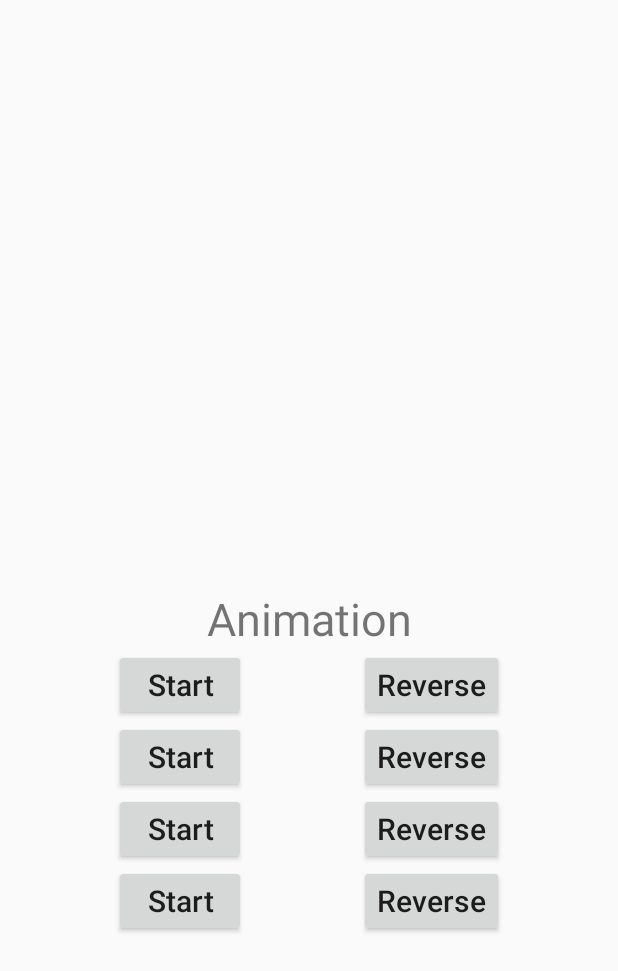
After one commit to coder-xiaoshuai/GitLearingDemo, an Android app: the layout activity_dsl_test2.xml on its own in the app's theme, with its tools: preview values and no code run, on a phone screen of 412 x 824 dp. The commit adds this screen. Shown: the top 971 px of the screen. Run offline under Robolectric (Android 15) with nearby library versions, the phone set to English and light mode, and no system bars.

Commit message:
ConstraintLayout学习 kotlin学习

```diff
--- /dev/null
+++ b/app/src/main/res/layout/activity_dsl_test2.xml
@@ -0,0 +1,106 @@
+<?xml version="1.0" encoding="utf-8"?>
+<android.support.constraint.ConstraintLayout xmlns:android="http://schemas.android.com/apk/res/android"
+    xmlns:app="http://schemas.android.com/apk/res-auto"
+    xmlns:tools="http://schemas.android.com/tools"
+    android:layout_width="match_parent"
+    android:layout_height="match_parent">
+
+    <TextView
+        android:id="@+id/tv"
+        android:layout_width="wrap_content"
+        android:layout_height="wrap_content"
+        android:text="Animation"
+        android:textSize="30sp"
+        app:layout_constraintBottom_toBottomOf="parent"
+        app:layout_constraintEnd_toEndOf="parent"
+        app:layout_constraintStart_toStartOf="parent"
+        app:layout_constraintTop_toTopOf="parent" />
+
+    <Button
+        android:id="@+id/btnObject"
+        android:layout_width="wrap_content"
+        android:layout_height="wrap_content"
+        android:text="Start"
+        android:textAllCaps="false"
+        android:textSize="20sp"
+        app:layout_constraintEnd_toStartOf="@id/btnObjectReverse"
+        app:layout_constraintStart_toStartOf="parent"
+        app:layout_constraintTop_toBottomOf="@id/tv" />
+
+    <Button
+        android:id="@+id/btnObjectReverse"
+        android:layout_width="wrap_content"
+        android:layout_height="wrap_content"
+        android:text="Reverse"
+        android:textAllCaps="false"
+        android:textSize="20sp"
+        app:layout_constraintEnd_toEndOf="parent"
+        app:layout_constraintStart_toEndOf="@id/btnObject"
+        app:layout_constraintTop_toBottomOf="@id/tv" />
+
+    <Button
+        android:id="@+id/btnFree"
+        android:layout_width="wrap_content"
+        android:layout_height="wrap_content"
+        android:text="Start"
+        android:textAllCaps="false"
+        android:textSize="20sp"
+        app:layout_constraintEnd_toStartOf="@id/btnFreeReverse"
+        app:layout_constraintStart_toStartOf="parent"
+        app:layout_constraintTop_toBottomOf="@id/btnObject" />
+
+    <Button
+        android:id="@+id/btnFreeReverse"
+        android:layout_width="wrap_content"
+        android:layout_height="wrap_content"
+        android:text="Reverse"
+        android:textAllCaps="false"
+        android:textSize="20sp"
+        app:layout_constraintEnd_toEndOf="parent"
+        app:layout_constraintStart_toEndOf="@id/btnFree"
+        app:layout_constraintTop_toBottomOf="@id/btnObject" />
+
+    <Button
+        android:id="@+id/btnSequence"
+        android:layout_width="wrap_content"
+        android:layout_height="wrap_content"
+        android:text="Start"
+        android:textAllCaps="false"
+        android:textSize="20sp"
+        app:layout_constraintEnd_toStartOf="@id/btnSequenceReverse"
+        app:layout_constraintStart_toStartOf="parent"
+        app:layout_constraintTop_toBottomOf="@id/btnFreeReverse" />
+
+    <Button
+        android:id="@+id/btnSequenceReverse"
+        android:layout_width="wrap_content"
+        android:layout_height="wrap_content"
+        android:text="Reverse"
+        android:textAllCaps="false"
+        android:textSize="20sp"
+        app:layout_constraintEnd_toEndOf="parent"
+        app:layout_constraintStart_toEndOf="@id/btnSequence"
+        app:layout_constraintTop_toBottomOf="@id/btnFreeReverse" />
+
+    <Button
+        android:id="@+id/btnComplex"
+        android:layout_width="wrap_content"
+        android:layout_height="wrap_content"
+        android:text="Start"
+        android:textAllCaps="false"
+        android:textSize="20sp"
+        app:layout_constraintEnd_toStartOf="@id/btnComplexReverse"
+        app:layout_constraintStart_toStartOf="parent"
+        app:layout_constraintTop_toBottomOf="@id/btnSequenceReverse" />
+
+    <Button
+        android:id="@+id/btnComplexReverse"
+        android:layout_width="wrap_content"
+        android:layout_height="wrap_content"
+        android:text="Reverse"
+        android:textAllCaps="false"
+        android:textSize="20sp"
+        app:layout_constraintEnd_toEndOf="parent"
+        app:layout_constraintStart_toEndOf="@id/btnComplex"
+        app:layout_constraintTop_toBottomOf="@id/btnSequenceReverse" />
+</android.support.constraint.ConstraintLayout>
--- a/commonui/src/main/java/com/example/commonui/widget/ClockView.kt
+++ b/commonui/src/main/java/com/example/commonui/widget/ClockView.kt
@@ -234,7 +234,7 @@ class ClockView(context: Context?, attrs: AttributeSet? = null, defStyleAttr: In
 
     override fun onDetachedFromWindow() {
         super.onDetachedFromWindow()
-        handler.removeCallbacks(null)
+        mHandler.removeCallbacksAndMessages(null)
         //中断线程
         refreshThread?.interrupt()
     }
```
Also changed, not shown: app/src/main/java/com/example/zhangshuai/activity/DslTest2Activity.kt (added, +114 -0 lines), app/src/main/java/com/example/zhangshuai/dsl/Anim.kt (added, +76 -0 lines), app/src/main/java/com/example/zhangshuai/dsl/AnimSet.kt (added, +102 -0 lines), app/src/main/java/com/example/zhangshuai/dsl/ObjectAnim.kt (added, +113 -0 lines), app/src/main/java/com/example/zhangshuai/dsl/ValueAnim.kt (added, +69 -0 lines), app/src/main/res/layout/layout_test.xml (added, +93 -0 lines).
